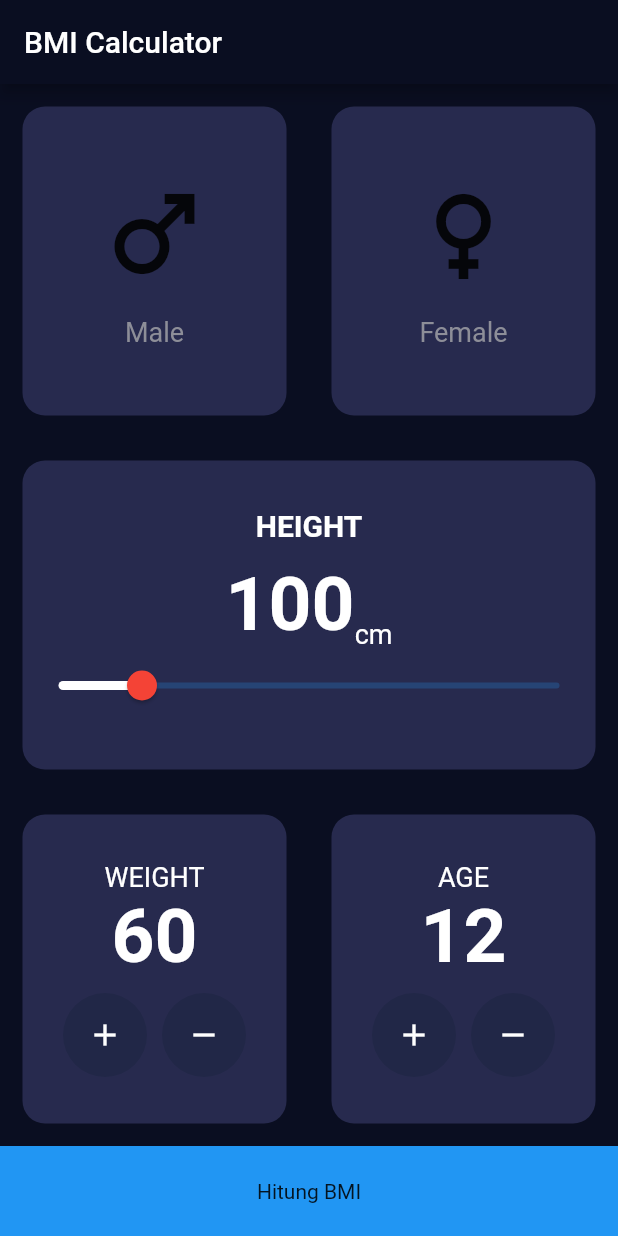
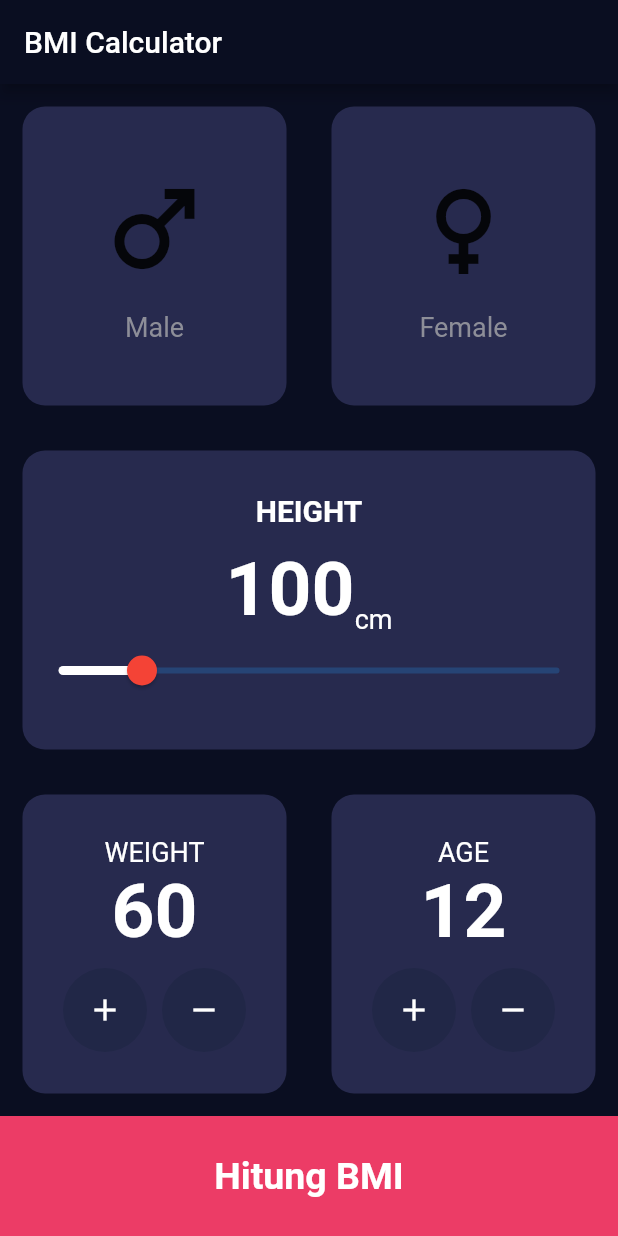
Before and after one commit to ihsansatriawan/bmi_apps, a Flutter app: the screen it shows after launch, on a phone screen of 412 x 824 dp. Run offline on Flutter 3.47's test engine with Material 2 defaults, Android fonts, the phone set to English and light mode, and no system bars.

Commit message:
Add style button calculate BMI

```diff
--- a/lib/views/bmi_data_screen.dart
+++ b/lib/views/bmi_data_screen.dart
@@ -214,9 +214,18 @@ class _BmiDataScreenState extends State<BmiDataScreen> {
               );
             },
             child: Container(
-              height: 60,
-              color: Colors.blue,
-              child: Center(child: Text("Hitung BMI")),
+              height: 80,
+              color: Color(0xffEC3C66),
+              child: Center(
+                child: Text(
+                  "Hitung BMI",
+                  style: TextStyle(
+                    fontSize: 25,
+                    fontWeight: FontWeight.bold,
+                    color: Colors.white,
+                  ),
+                )
+              ),
             ),
           )
         ],
```
